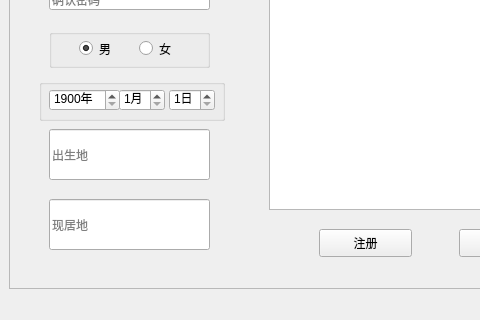
Old version of the form ui/reg.ui in the repository Westrel/simulationQQ; both pictures show x 0 to 480 and y 160 to 480 of the 640 by 480 pixel window.
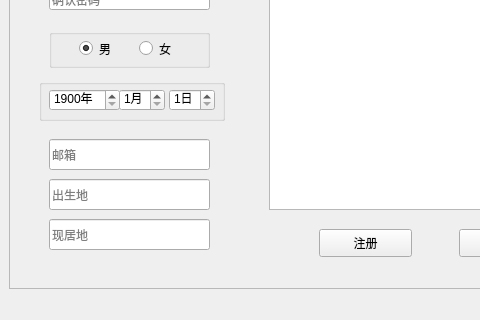
New version of the form.

```diff
--- a/ui/reg.ui
+++ b/ui/reg.ui
@@ -199,9 +199,9 @@
        <property name="geometry">
         <rect>
          <x>40</x>
-         <y>280</y>
+         <y>330</y>
          <width>161</width>
-         <height>51</height>
+         <height>31</height>
         </rect>
        </property>
        <property name="text">
@@ -215,9 +215,9 @@
        <property name="geometry">
         <rect>
          <x>40</x>
-         <y>350</y>
+         <y>370</y>
          <width>161</width>
-         <height>51</height>
+         <height>31</height>
         </rect>
        </property>
        <property name="text">
@@ -273,6 +273,22 @@
 &lt;p style=&quot; margin-top:0px; margin-bottom:0px; margin-left:0px; margin-right:0px; -qt-block-indent:0; text-indent:0px;&quot;&gt;说明框&lt;br /&gt;昵称只含有汉字、数字、字母、下划线, 不能以下划线开头和结尾, 1-24个字符为限&lt;br /&gt;密码为6-14位, 由数字、字母和下划线组成, 6-14位&lt;br /&gt;&lt;/p&gt;&lt;/body&gt;&lt;/html&gt;</string>
        </property>
       </widget>
+      <widget class="QLineEdit" name="email_text">
+       <property name="geometry">
+        <rect>
+         <x>40</x>
+         <y>290</y>
+         <width>161</width>
+         <height>31</height>
+        </rect>
+       </property>
+       <property name="text">
+        <string/>
+       </property>
+       <property name="placeholderText">
+        <string>邮箱</string>
+       </property>
+      </widget>
      </widget>
     </item>
    </layout>
```
